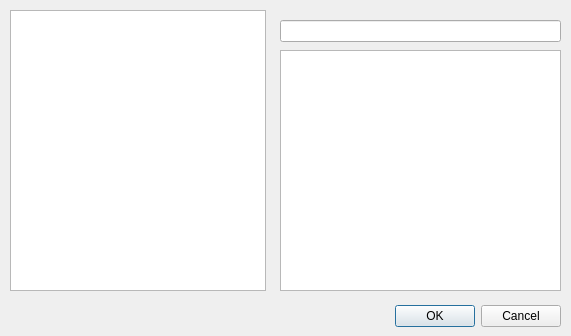
Qt form newItem.ui (TheBurgerOverlord/BSIM) before a commit.
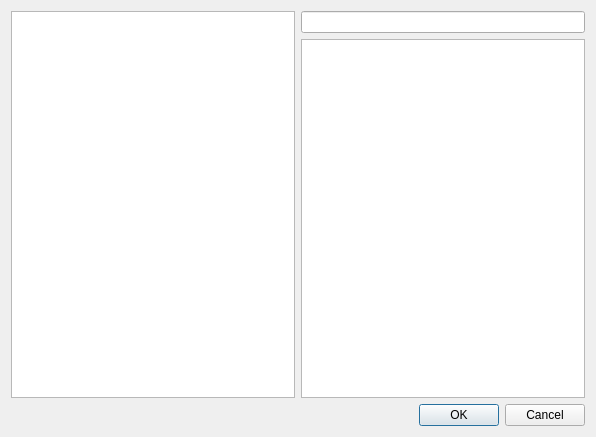
The same form after that commit.

The edit to the form file:
```diff
--- a/newItem.ui
+++ b/newItem.ui
@@ -6,41 +6,16 @@
    <rect>
     <x>0</x>
     <y>0</y>
-    <width>571</width>
-    <height>336</height>
+    <width>596</width>
+    <height>437</height>
    </rect>
   </property>
   <property name="windowTitle">
    <string>New Item...</string>
   </property>
-  <widget class="QDialogButtonBox" name="buttonBox">
-   <property name="geometry">
-    <rect>
-     <x>220</x>
-     <y>300</y>
-     <width>341</width>
-     <height>32</height>
-    </rect>
-   </property>
-   <property name="orientation">
-    <enum>Qt::Orientation::Horizontal</enum>
-   </property>
-   <property name="standardButtons">
-    <set>QDialogButtonBox::StandardButton::Cancel|QDialogButtonBox::StandardButton::Ok</set>
-   </property>
-   <property name="centerButtons">
-    <bool>false</bool>
-   </property>
-  </widget>
+  <layout class="QGridLayout" name="gridLayout">
+   <item row="0" column="0" rowspan="2">
   <widget class="QTreeWidget" name="itemSelector">
-   <property name="geometry">
-    <rect>
-     <x>10</x>
-     <y>10</y>
-     <width>256</width>
-     <height>281</height>
-    </rect>
-   </property>
    <property name="rootIsDecorated">
     <bool>false</bool>
    </property>
@@ -59,26 +34,27 @@
     </property>
    </column>
   </widget>
-  <widget class="QPlainTextEdit" name="propertyInput">
-   <property name="geometry">
-    <rect>
-     <x>280</x>
-     <y>50</y>
-     <width>281</width>
-     <height>241</height>
-    </rect>
-   </property>
-  </widget>
-  <widget class="QLineEdit" name="nameInput">
-   <property name="geometry">
-    <rect>
-     <x>280</x>
-     <y>20</y>
-     <width>281</width>
-     <height>22</height>
-    </rect>
-   </property>
-  </widget>
+   </item>
+   <item row="0" column="1">
+    <widget class="QLineEdit" name="nameInput"/>
+   </item>
+   <item row="1" column="1">
+    <widget class="QPlainTextEdit" name="propertyInput"/>
+   </item>
+   <item row="2" column="0" colspan="2">
+    <widget class="QDialogButtonBox" name="buttonBox">
+     <property name="orientation">
+      <enum>Qt::Orientation::Horizontal</enum>
+     </property>
+     <property name="standardButtons">
+      <set>QDialogButtonBox::StandardButton::Cancel|QDialogButtonBox::StandardButton::Ok</set>
+     </property>
+     <property name="centerButtons">
+      <bool>false</bool>
+     </property>
+    </widget>
+   </item>
+  </layout>
  </widget>
  <resources/>
  <connections>
```
Lines whose indentation alone changed are shown as unchanged.
